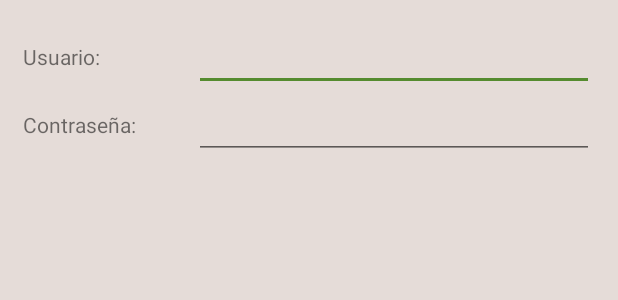
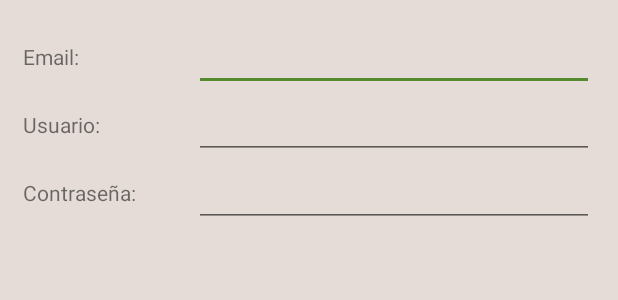
Before and after one commit to FcoMolinaC/PhotoTracker, an Android app: the layout register_dialog.xml on its own in the app's theme, with its tools: preview values and no code run, on a phone screen of 412 x 824 dp. Shown: the top 300 px of the screen. Run offline under Robolectric (Android 15) with nearby library versions, the phone set to English and light mode, and no system bars.

Commit message:
Añade campo email al registro. Implementa método insert para el registro. Valida la entrada de datos para el registro.

```diff
--- a/phototracker-app/app/src/main/res/layout/register_dialog.xml
+++ b/phototracker-app/app/src/main/res/layout/register_dialog.xml
@@ -4,6 +4,28 @@
     android:layout_height="match_parent"
     android:orientation="vertical"
     android:padding="15dp">
+
+    <LinearLayout
+        android:layout_width="match_parent"
+        android:layout_height="wrap_content"
+        android:gravity="center_vertical"
+        android:orientation="horizontal">
+
+        <TextView
+            android:layout_width="0dp"
+            android:layout_height="wrap_content"
+            android:layout_weight=".3"
+            android:text="Email:" />
+
+        <EditText
+            android:id="@+id/email"
+            android:inputType="textEmailAddress"
+            android:layout_width="0dp"
+            android:layout_height="wrap_content"
+            android:layout_weight=".7"
+            android:imeOptions="actionDone"
+            android:singleLine="true" />
+    </LinearLayout>
 
     <LinearLayout
         android:layout_width="match_parent"
```
Also changed, not shown: phototracker-app/app/src/main/java/com/fmc/phototracker/LoginActivity.java (+37 -16 lines), phototracker-app/app/src/main/java/com/fmc/phototracker/model/User.java (+10 -15 lines).
